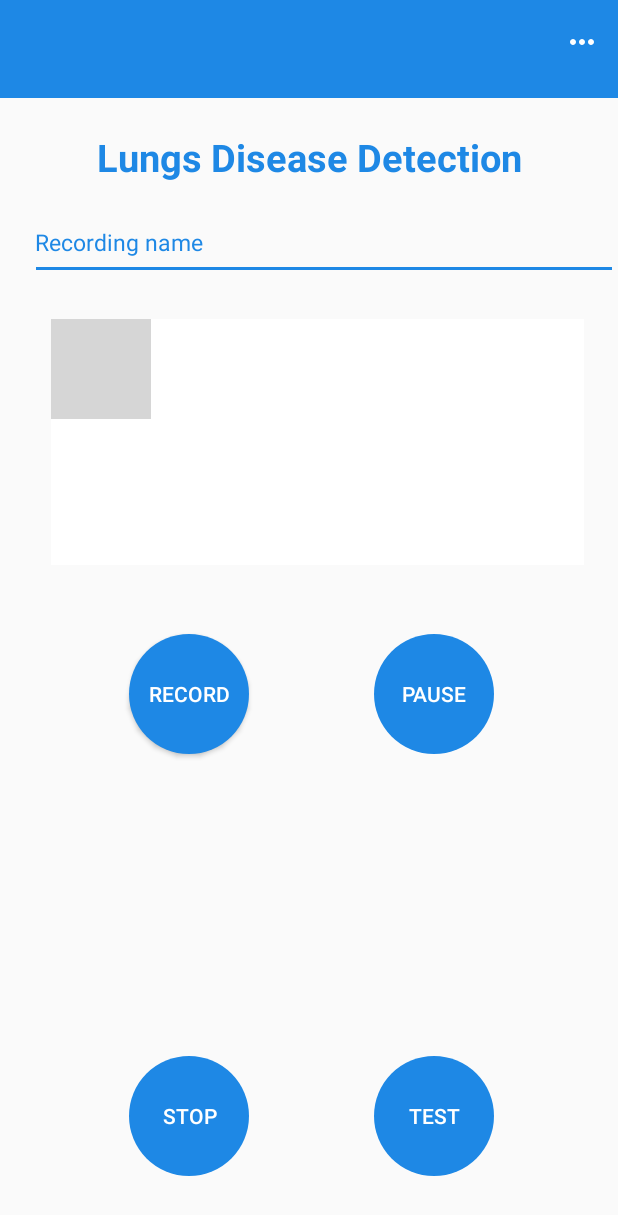
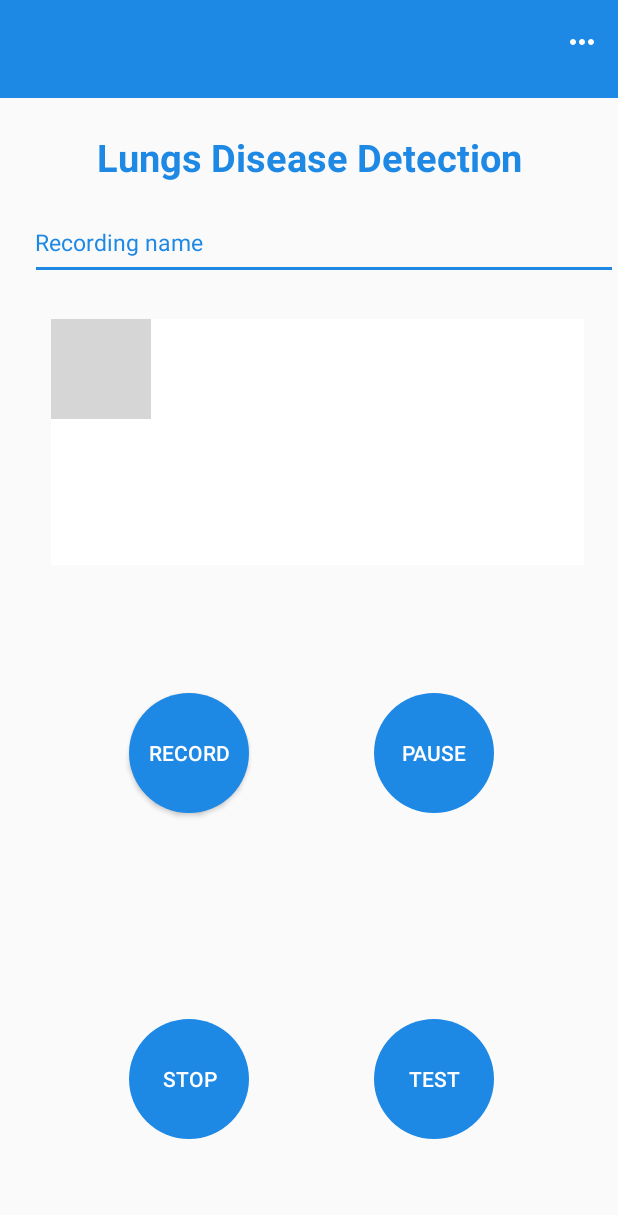
Before and after one commit to maheensaleh/HealthApp_UI_Design, an Android app: the Lungs screen opened directly, with no data from a screen before it, on a phone screen of 412 x 824 dp. Shown: the top 1215 px of the screen. Run offline under Robolectric (Android 15) with nearby library versions, the phone set to English and light mode, and no system bars; our stand-ins replace Firebase (no records; nobody signed in at launch, a user with empty details on screens opened directly); grey boxes are pictures that could not be loaded.

Commit message:
setting buttons on lungs

```diff
--- a/app/src/main/java/com/example/hearthhealthhear/LungHistory.java
+++ b/app/src/main/java/com/example/hearthhealthhear/LungHistory.java
@@ -113,7 +113,6 @@ public class LungHistory extends AppCompatActivity {
             public void onChildAdded( DataSnapshot dataSnapshot,  String s) {
 
                 recorded_file newdata = dataSnapshot.getValue(recorded_file.class);
-                Toast.makeText(LungHistory.this,"value is "+newdata.toString(),Toast.LENGTH_LONG).show();
                     keys.add(dataSnapshot.getKey());
                     adapter.add(newdata);
                     dataSnapshot.getKey();
--- a/app/src/main/res/layout/activity_lungs.xml
+++ b/app/src/main/res/layout/activity_lungs.xml
@@ -110,7 +110,7 @@
         app:layout_constraintHorizontal_bias="0.259"
         app:layout_constraintStart_toStartOf="parent"
         app:layout_constraintTop_toBottomOf="@+id/graphView"
-        app:layout_constraintVertical_bias="0.187" />
+        app:layout_constraintVertical_bias="0.384" />
 
     <Button
         android:id="@+id/pause_resume_lung_record_button"
@@ -128,7 +128,7 @@
         app:layout_constraintHorizontal_bias="0.752"
         app:layout_constraintStart_toStartOf="parent"
         app:layout_constraintTop_toBottomOf="@+id/graphView"
-        app:layout_constraintVertical_bias="0.187" />
+        app:layout_constraintVertical_bias="0.384" />
 
     <Button
         android:id="@+id/stop_lung_record_button"
@@ -136,7 +136,6 @@
         android:layout_height="80dp"
         android:layout_alignParentBottom="true"
         android:layout_centerHorizontal="true"
-        android:layout_marginBottom="40dp"
         android:background="@drawable/round_button"
         android:onClick="stop_lung"
         android:text="stop"
@@ -146,8 +145,8 @@
         app:layout_constraintEnd_toEndOf="parent"
         app:layout_constraintHorizontal_bias="0.259"
         app:layout_constraintStart_toStartOf="parent"
-        app:layout_constraintTop_toBottomOf="@+id/record_heart_button"
-        app:layout_constraintVertical_bias="0.49" />
+        app:layout_constraintTop_toBottomOf="@+id/graphView"
+        app:layout_constraintVertical_bias="0.824" />
 
     <Button
         android:id="@+id/test_lung_button"
@@ -155,7 +154,6 @@
         android:layout_height="80dp"
         android:layout_alignParentBottom="true"
         android:layout_centerHorizontal="true"
-        android:layout_marginBottom="40dp"
         android:background="@drawable/round_button"
         android:onClick="test_lung"
         android:text="test"
@@ -165,8 +163,8 @@
         app:layout_constraintEnd_toEndOf="parent"
         app:layout_constraintHorizontal_bias="0.752"
         app:layout_constraintStart_toStartOf="parent"
-        app:layout_constraintTop_toBottomOf="@+id/pause_resume_heart_record_button"
-        app:layout_constraintVertical_bias="0.49" />
+        app:layout_constraintTop_toBottomOf="@+id/graphView"
+        app:layout_constraintVertical_bias="0.824" />
 
 
 </androidx.constraintlayout.widget.ConstraintLayout>
```
